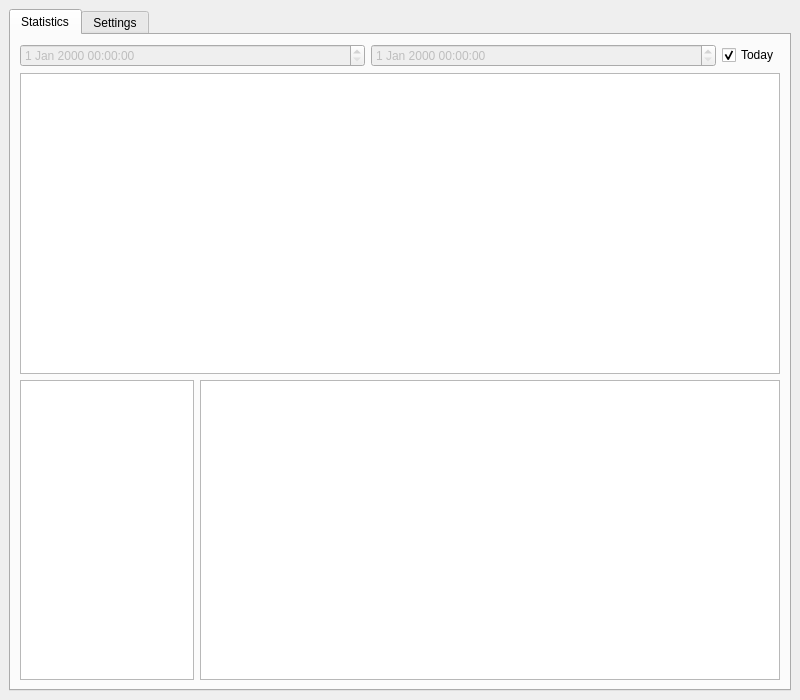
Above: spytrack/gui/ui/main.ui from 2e3s/spytrack before the change. Below: the same form after it.
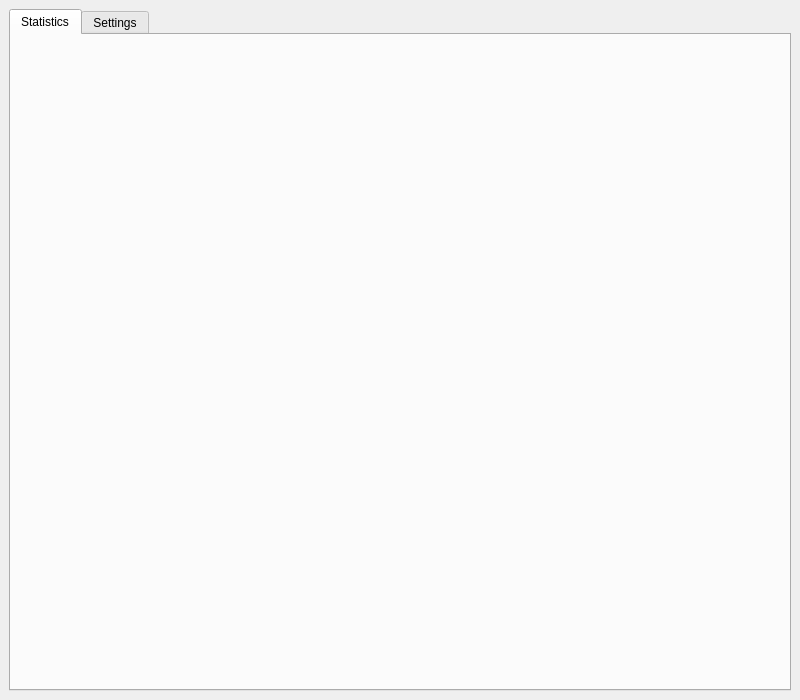
That is the form after the change. Custom widgets are drawn as their Qt base class.

Commit message: Code main page as a widget

What changed in the file:
```diff
--- a/spytrack/gui/ui/main.ui
+++ b/spytrack/gui/ui/main.ui
@@ -60,142 +60,7 @@
        <attribute name="title">
         <string>Statistics</string>
        </attribute>
-       <layout class="QVBoxLayout" name="verticalLayout_5">
-        <item>
-         <layout class="QHBoxLayout" name="datePickLayout">
-          <item>
-           <widget class="QDateTimeEdit" name="startDateTimeEdit">
-            <property name="enabled">
-             <bool>false</bool>
-            </property>
-            <property name="dateTime">
-             <datetime>
-              <hour>0</hour>
-              <minute>0</minute>
-              <second>0</second>
-              <year>2000</year>
-              <month>1</month>
-              <day>1</day>
-             </datetime>
-            </property>
-            <property name="minimumDateTime">
-             <datetime>
-              <hour>0</hour>
-              <minute>0</minute>
-              <second>0</second>
-              <year>2000</year>
-              <month>1</month>
-              <day>1</day>
-             </datetime>
-            </property>
-            <property name="maximumDate">
-             <date>
-              <year>3000</year>
-              <month>1</month>
-              <day>1</day>
-             </date>
-            </property>
-            <property name="minimumDate">
-             <date>
-              <year>2000</year>
-              <month>1</month>
-              <day>1</day>
-             </date>
-            </property>
-            <property name="currentSection">
-             <enum>QDateTimeEdit::DaySection</enum>
-            </property>
-            <property name="calendarPopup">
-             <bool>false</bool>
-            </property>
-           </widget>
-          </item>
-          <item>
-           <widget class="QDateTimeEdit" name="endDateTimeEdit">
-            <property name="enabled">
-             <bool>false</bool>
-            </property>
-            <property name="dateTime">
-             <datetime>
-              <hour>0</hour>
-              <minute>0</minute>
-              <second>0</second>
-              <year>2000</year>
-              <month>1</month>
-              <day>1</day>
-             </datetime>
-            </property>
-            <property name="maximumDate">
-             <date>
-              <year>3000</year>
-              <month>1</month>
-              <day>1</day>
-             </date>
-            </property>
-            <property name="minimumDate">
-             <date>
-              <year>2000</year>
-              <month>1</month>
-              <day>1</day>
-             </date>
-            </property>
-            <property name="currentSection">
-             <enum>QDateTimeEdit::DaySection</enum>
-            </property>
-           </widget>
-          </item>
-          <item>
-           <widget class="QCheckBox" name="disableDateRange">
-            <property name="sizePolicy">
-             <sizepolicy hsizetype="Maximum" vsizetype="Fixed">
-              <horstretch>0</horstretch>
-              <verstretch>0</verstretch>
-             </sizepolicy>
-            </property>
-            <property name="text">
-             <string>Today</string>
-            </property>
-            <property name="checked">
-             <bool>true</bool>
-            </property>
-            <property name="tristate">
-             <bool>false</bool>
-            </property>
-           </widget>
-          </item>
-         </layout>
-        </item>
-        <item>
-         <widget class="QChartView" name="chartView"/>
-        </item>
-        <item>
-         <layout class="QHBoxLayout" name="projectsViewLayout">
-          <property name="leftMargin">
-           <number>0</number>
-          </property>
-          <item>
-           <widget class="QListWidget" name="projectsTimesList">
-            <property name="sizePolicy">
-             <sizepolicy hsizetype="Expanding" vsizetype="Expanding">
-              <horstretch>30</horstretch>
-              <verstretch>0</verstretch>
-             </sizepolicy>
-            </property>
-           </widget>
-          </item>
-          <item>
-           <widget class="QListWidget" name="projectEventsList">
-            <property name="sizePolicy">
-             <sizepolicy hsizetype="Expanding" vsizetype="Expanding">
-              <horstretch>100</horstretch>
-              <verstretch>0</verstretch>
-             </sizepolicy>
-            </property>
-           </widget>
-          </item>
-         </layout>
-        </item>
-       </layout>
+       <layout class="QVBoxLayout" name="verticalLayout_5"/>
       </widget>
       <widget class="QWidget" name="tabSettings">
        <attribute name="title">
@@ -426,13 +291,6 @@
    </property>
   </action>
  </widget>
- <customwidgets>
-  <customwidget>
-   <class>QChartView</class>
-   <extends>QGraphicsView</extends>
-   <header>PyQt5.QtChart</header>
-  </customwidget>
- </customwidgets>
  <resources/>
  <connections/>
 </ui>
```
The commit also changes 4 other files.
